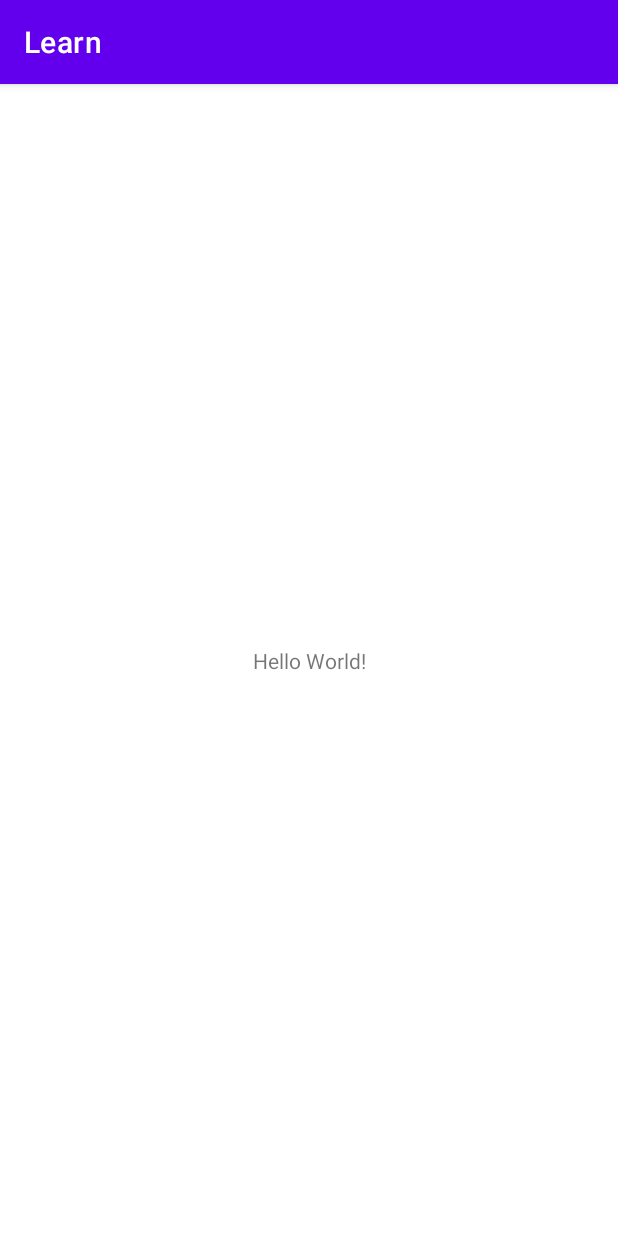
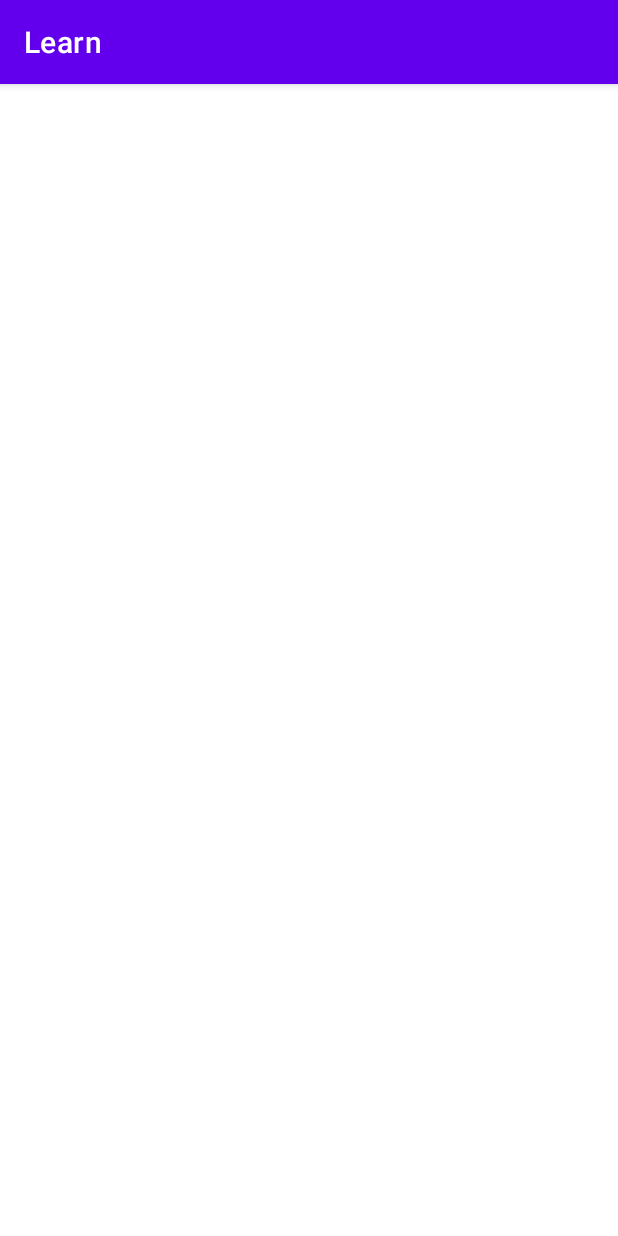
Before and after one commit to Hasuuke/Learn, an Android app: the screen it shows after launch (MainActivity), on a phone screen of 412 x 824 dp. Run offline under Robolectric (Android 15) with nearby library versions, the phone set to English and light mode, and no system bars.

Commit message:
Add resources

```diff
--- a/app/src/main/res/layout/activity_main.xml
+++ b/app/src/main/res/layout/activity_main.xml
@@ -6,13 +6,7 @@
         android:layout_width="match_parent"
         android:layout_height="match_parent"
         tools:context=".MainActivity">
-    <TextView
-            android:layout_width="wrap_content"
-            android:layout_height="wrap_content"
-            android:text="Hello World!"
-            app:layout_constraintBottom_toBottomOf="parent"
-            app:layout_constraintStart_toStartOf="parent"
-            app:layout_constraintEnd_toEndOf="parent"
-            app:layout_constraintTop_toTopOf="parent"/>
+
+
 
 </androidx.constraintlayout.widget.ConstraintLayout>
--- a/build.gradle
+++ b/build.gradle
@@ -1,7 +1,7 @@
 // Top-level build file where you can add configuration options common to all sub-projects/modules.
 plugins {
-    id 'com.android.application' version '7.2.0' apply false
-    id 'com.android.library' version '7.2.0' apply false
+    id 'com.android.application' version '7.3.1' apply false
+    id 'com.android.library' version '7.3.1' apply false
 }
 
 task clean(type: Delete) {
```
Also changed, not shown: app/src/main/res/drawable/biology_img.png (added), app/src/main/res/drawable/blue_color_mainscreen.png (added), app/src/main/res/drawable/bluecolor_screen.png (added), app/src/main/res/drawable/chat_button.png (added), app/src/main/res/drawable/chat_img.png (added), app/src/main/res/drawable/credits_img.png (added), app/src/main/res/drawable/english_img.png (added), app/src/main/res/drawable/general_img.png (added), app/src/main/res/drawable/geology_img.png (added), app/src/main/res/drawable/home_button.png (added), app/src/main/res/drawable/homecolor.png (added), app/src/main/res/drawable/maths_img.png (added), app/src/main/res/drawable/menu_color.png (added), app/src/main/res/drawable/shop_button.png (added), 4 more files.
